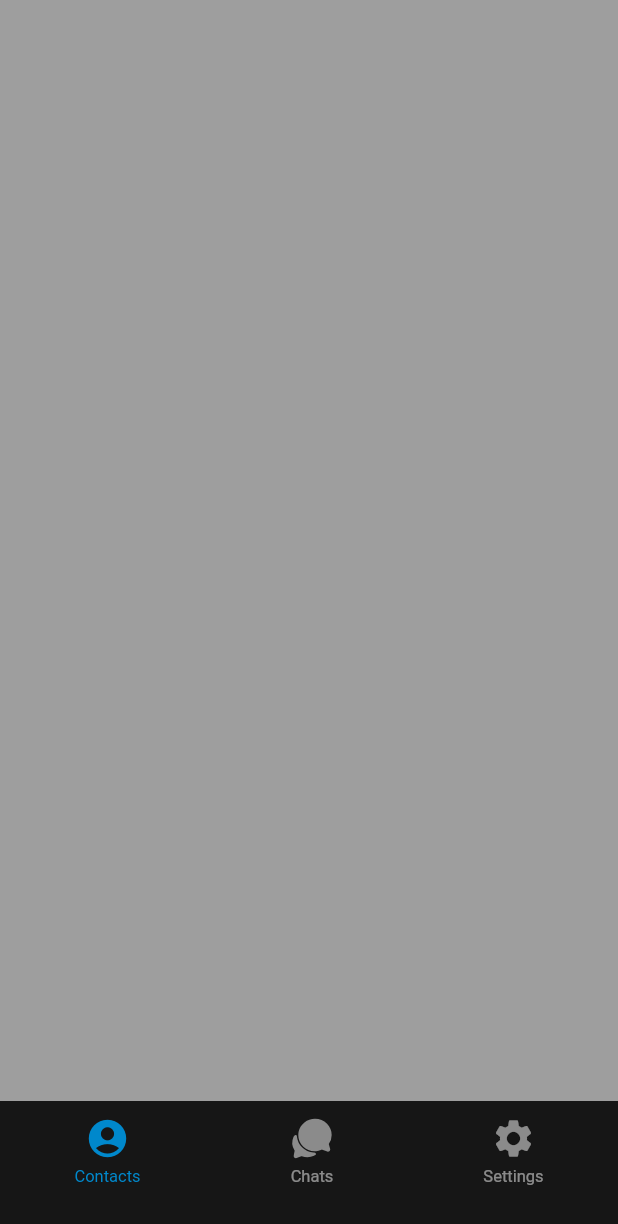
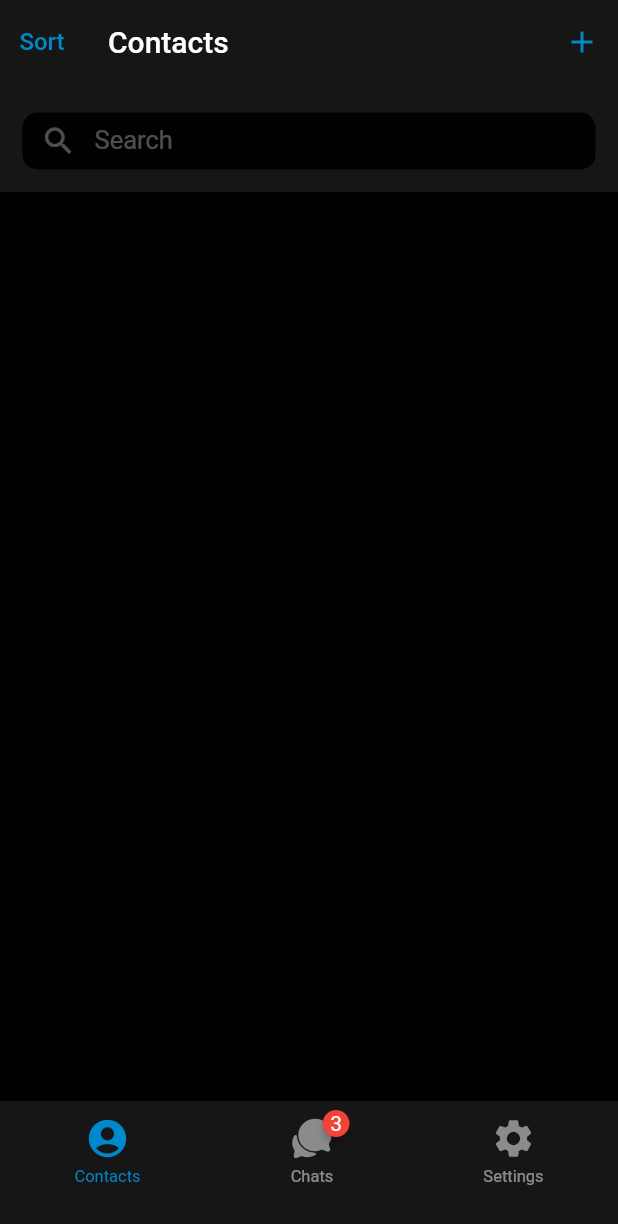
Before and after one commit to gurungKismat/telegram_app_clone, a Flutter app: the screen it shows after launch, on a phone screen of 412 x 824 dp. Shown: the top 1224 px of the screen. Run offline on Flutter 3.47's test engine with Material 2 defaults, Android fonts, the phone set to English and light mode, and no system bars; drawn by our look-alikes of badges; our stand-ins replace flutter_icons.

Commit message:
contacts page added

```diff
--- /dev/null
+++ b/lib/pages/contact_page.dart
@@ -0,0 +1,102 @@
+import 'package:flutter/material.dart';
+import 'package:telegram_app_clone/theme/colors.dart';
+
+class ContactPage extends StatefulWidget {
+  const ContactPage({Key? key}) : super(key: key);
+
+  @override
+  State<ContactPage> createState() => _ContactPageState();
+}
+
+class _ContactPageState extends State<ContactPage> {
+  @override
+  Widget build(BuildContext context) {
+    return Scaffold(
+      backgroundColor: bgColor,
+      appBar: PreferredSize(
+        preferredSize: const Size.fromHeight(60.0),
+        child: getAppBar(),
+      ),
+      body: getBody(),
+    );
+  }
+
+  Widget getAppBar() {
+    return AppBar(
+      elevation: 0,
+      backgroundColor: greyColor,
+      title: const Text(
+        'Contacts',
+        style: TextStyle(
+          color: white,
+          fontSize: 20,
+          fontWeight: FontWeight.w500,
+        ),
+      ),
+      leading: const IconButton(
+        onPressed: null,
+        icon: Text(
+          'Sort',
+          style: TextStyle(
+            color: primary,
+            fontSize: 16,
+            fontWeight: FontWeight.w500,
+          ),
+        ),
+      ),
+      actions: const [
+        IconButton(
+          onPressed: null,
+          icon: Icon(
+            Icons.add,
+            color: primary,
+          ),
+        )
+      ],
+    );
+  }
+}
+
+Widget getBody() {
+  return SingleChildScrollView(
+    child: Column(
+      children: [
+        Container(
+          height: 68.0,
+          decoration: const BoxDecoration(
+            color: greyColor,
+          ),
+          child: Padding(
+            padding: const EdgeInsets.all(15.0),
+            child: Column(
+              crossAxisAlignment: CrossAxisAlignment.start,
+              children: [
+                Container(
+                  height: 38.0,
+                  decoration: BoxDecoration(
+                      color: bgColor, borderRadius: BorderRadius.circular(10.0)),
+                  child: TextField(
+                    cursorColor: primary,
+                    style: const TextStyle(color: white),
+                    decoration: InputDecoration(
+                        border: InputBorder.none,
+                        prefixIcon: Icon(
+                          Icons.search,
+                          color: white.withOpacity(0.3),
+                        ),
+                        hintText: 'Search',
+                        hintStyle: TextStyle(
+                          color: white.withOpacity(0.3),
+                          fontSize: 17,
+                        )),
+                  ),
+                ),
+              ],
+            ),
+          ),
+        ),
+
+      ],
+    ),
+  );
+}
--- a/lib/pages/root_app.dart
+++ b/lib/pages/root_app.dart
@@ -1,5 +1,7 @@
+import 'package:badges/badges.dart';
 import 'package:flutter/material.dart';
 import 'package:flutter_icons/flutter_icons.dart';
+import 'package:telegram_app_clone/pages/contact_page.dart';
 
 import 'package:telegram_app_clone/theme/colors.dart';
 
@@ -16,8 +18,24 @@ class _RootAppState extends State<RootApp> {
   @override
   Widget build(BuildContext context) {
     return Scaffold(
-      backgroundColor: Colors.grey,
+      backgroundColor: bgColor,
       bottomNavigationBar: getFooter(),
+      body: getBody(),
+    );
+  }
+
+  Widget getBody() {
+    return IndexedStack(
+      index: pageIndex,
+      children: const [
+        ContactPage(),
+        Center(
+          child: Text('Chats'),
+        ),
+        Center(
+          child: Text('Settings'),
+        ),
+      ],
     );
   }
 
@@ -43,13 +61,34 @@ class _RootAppState extends State<RootApp> {
             children: List.generate(
               3,
               (index) {
-                return Column(
+                return GestureDetector(
+                  onTap: () {
+                    setState(() {
+                      pageIndex = index;
+                    });
+                  },
+                  child: Column(
                     children: [
-                    Icon(
+                      index == 1
+                          ? Badge(
+                              badgeContent: const Text(
+                                '3',
+                                style: TextStyle(color: white),
+                              ),
+                              child: Icon(
                                 iconsItem[index],
                                 size: 30,
-                      color:
-                          pageIndex == index ? primary : white.withOpacity(0.5),
+                                color: pageIndex == index
+                                    ? primary
+                                    : white.withOpacity(0.5),
+                              ),
+                            )
+                          : Icon(
+                              iconsItem[index],
+                              size: 30,
+                              color: pageIndex == index
+                                  ? primary
+                                  : white.withOpacity(0.5),
                             ),
                       const SizedBox(
                         height: 4.0,
@@ -64,6 +103,7 @@ class _RootAppState extends State<RootApp> {
                         ),
                       ),
                     ],
+                  ),
                 );
               },
             )),
--- a/pubspec.yaml
+++ b/pubspec.yaml
@@ -34,6 +34,8 @@ dependencies:
   # Use with the CupertinoIcons class for iOS style icons.
   cupertino_icons: ^1.0.2
   flutter_icons: ^1.1.0
+  badges: ^2.0.3
+  line_icons: ^2.0.1
 
 dev_dependencies:
   flutter_test:
```
Also changed, not shown: pubspec.lock. Lines whose indentation alone changed are shown as unchanged.
